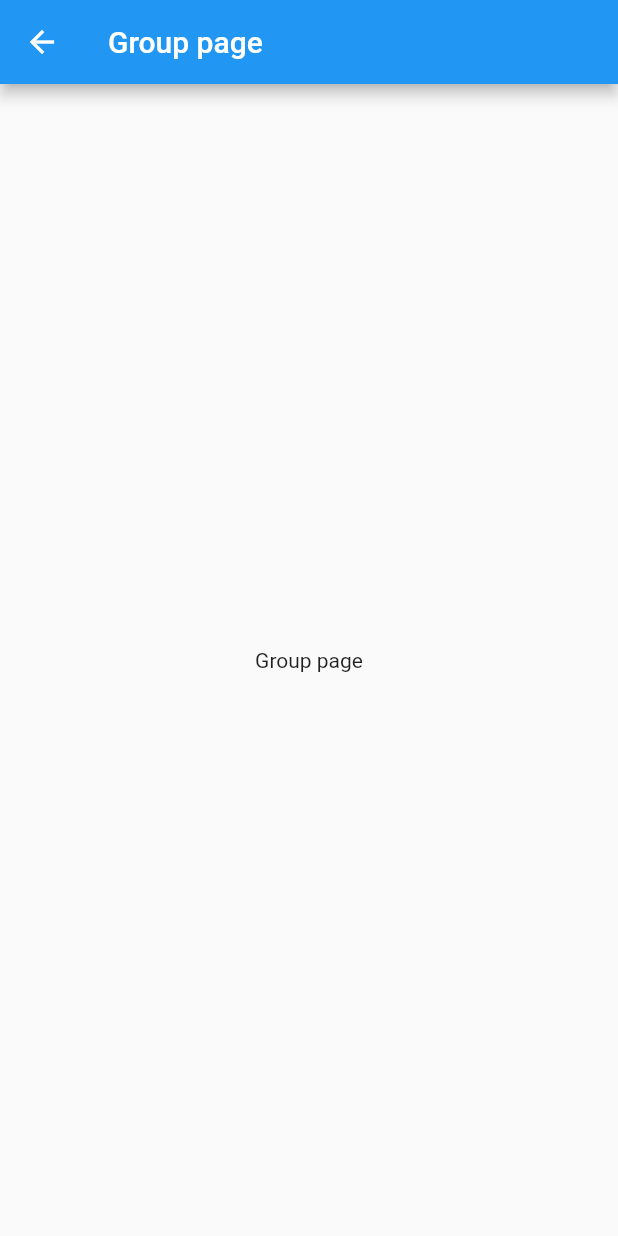
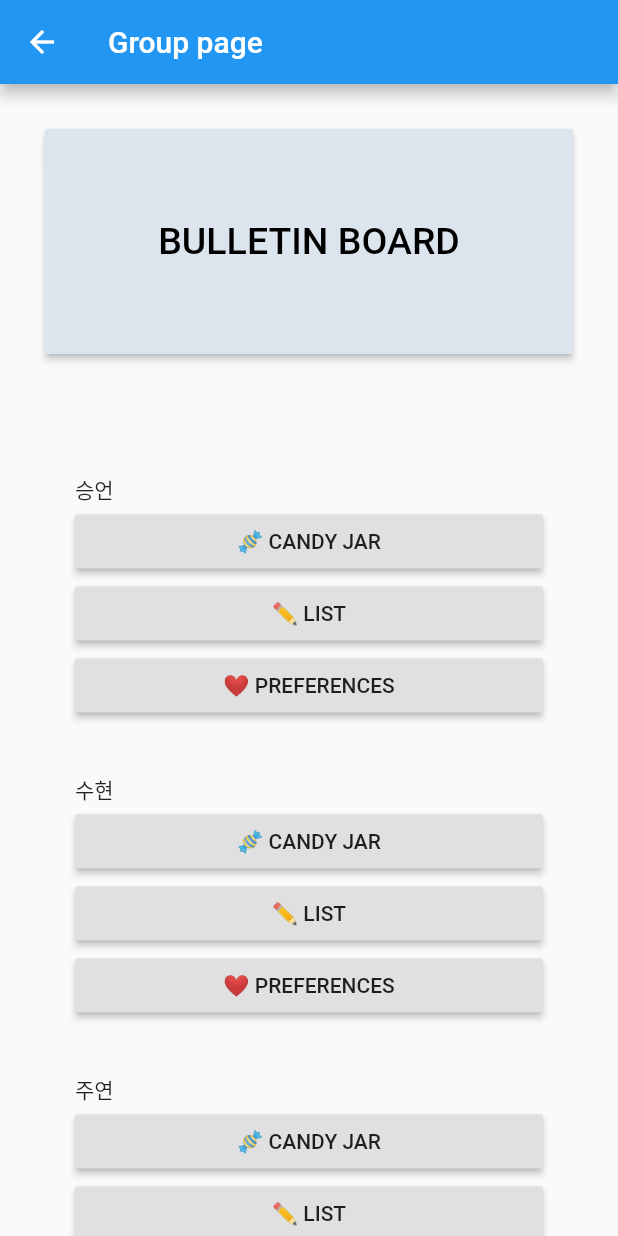
Before and after one commit to sunnyineverywhere/ppodeuk, a Flutter app: the GroupPage screen opened directly, on a phone screen of 412 x 824 dp. Run offline on Flutter 3.47's test engine with Material 2 defaults, Android fonts, the phone set to English and light mode, and no system bars.

Commit message:
그룹 페이지

```diff
--- a/lib/group/GroupPage.dart
+++ b/lib/group/GroupPage.dart
@@ -1,29 +1,87 @@
 import 'package:flutter/material.dart';
+import 'package:hciproject/Task/TaskList.dart';
+import 'package:hciproject/group/BulletinBoard.dart';
+import '../CandyJar.dart';
+import '../Preferences/Preferences.dart';
+
+final List<String> peopleNameList = <String>["승언", "수현", "주연", "선의"];
 
 class GroupPage extends StatelessWidget {
   @override
   Widget build(BuildContext context) {
     return Scaffold(
-      appBar: AppBar(
-        title: Text("Group page"),
-      ),
-      body: Center(
-        child: Text('Group page'),
-      ),
-    );
+        appBar: AppBar(
+          //backgroundColor: Colors.white,
+          title: Text("Group page"),
+        ),
+        body: ListView(scrollDirection: Axis.vertical, children: <Widget>[
+          Container(
+            margin: const EdgeInsets.all(30),
+            child: ButtonTheme(
+              height: 150,
+              child: RaisedButton(
+                child: Text(
+                  'BULLETIN BOARD',
+                  style: TextStyle(
+                    fontSize: 25,
+                    color: Colors.black,
+                  ),
+                ),
+                color: Color(0xffdce5ee),
+                onPressed: () {
+                  print('Bulletin Board');
+                  Navigator.push(
+                    context,
+                    MaterialPageRoute(builder: (context) => BulletinBoard()),
+                  );
+                },
+              ),
+            ),
+          ),
+          ListView.builder(
+            shrinkWrap: true,
+            padding: const EdgeInsets.all(50),
+            itemCount: peopleNameList.length,
+            itemBuilder: (BuildContext context, int index) {
+              return Container(
+                  height: 200,
+                  child: ListView(children: <Widget>[
+                    Text("${peopleNameList[index]}"),
+                    RaisedButton(
+                      child: Text("🍬 CANDY JAR"),
+                      onPressed: () {
+                        print("캔디자 클릭");
+                        Navigator.push(
+                          context,
+                          MaterialPageRoute(builder: (context) => CandyJar()),
+                        );
+                      },
+                    ),
+                    RaisedButton(
+                      child: Text("✏ LIST"),
+                      onPressed: () {
+                        print("리스트 클릭");
+                        Navigator.push(
+                          context,
+                          MaterialPageRoute(builder: (context) => TaskList()),
+                        );
+                      },
+                    ),
+                    RaisedButton(
+                      child: Text("❤ PREFERENCES"),
+                      onPressed: () {
+                        print("선호도 클릭");
+                        Navigator.push(
+                          context,
+                          MaterialPageRoute(
+                              builder: (context) => Preferences()),
+                        );
+                      },
+                    )
+                  ]));
+            },
+            //child: Text('Group page'),
+          ),
+        ]));
   }
 }
-
-class BulletinBoard extends StatelessWidget {
-  @override
-  Widget build(BuildContext context) {
-    return Scaffold(
-      appBar: AppBar(
-        title: Text("Bulletin Board"),
-      ),
-      body: Center(
-        child: Text('Bulletin Board'),
-      ),
-    );
-  }
-}
```
Also changed, not shown: lib/CandyJar.dart (added, +15 -0 lines), lib/group/BulletinBoard.dart (added, +15 -0 lines).
